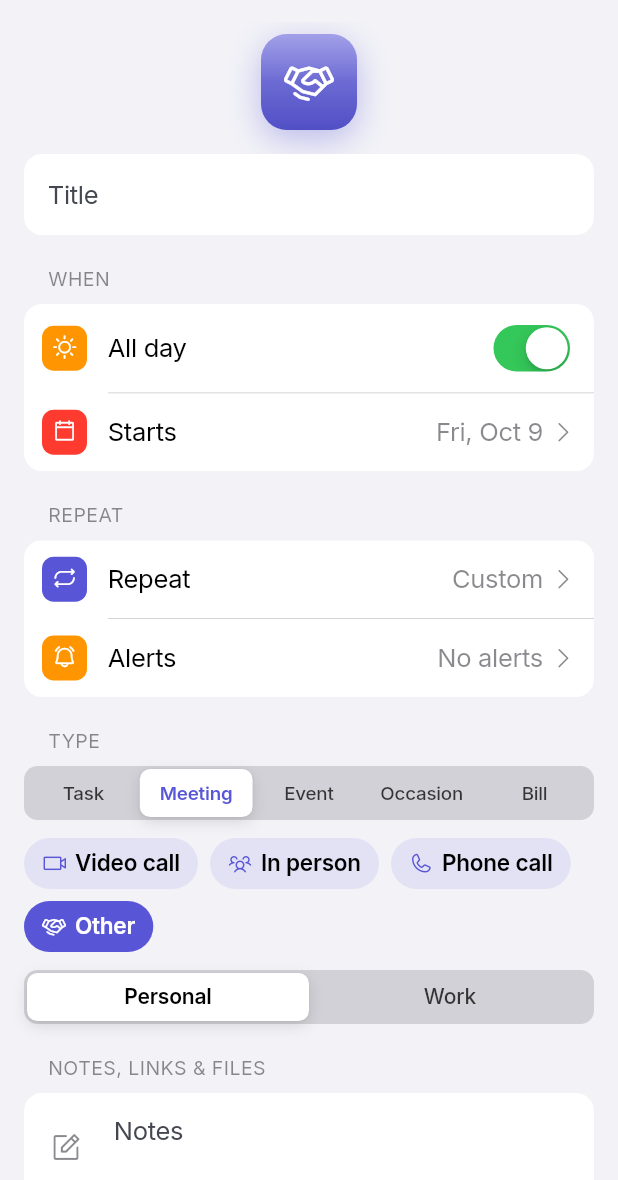
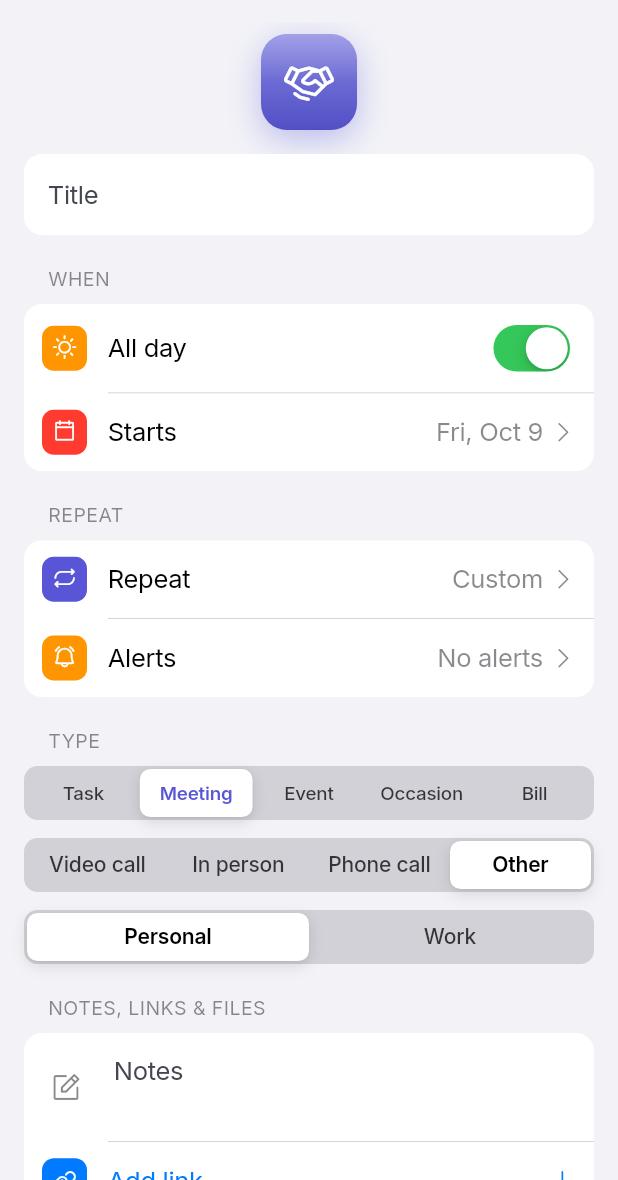
Before and after one commit to Aimstair/reminder-app, a Flutter app: the EditorPage screen opened directly with empty values, after a tap on "All day", after a tap on "Meeting", on a phone screen of 412 x 824 dp, the part 56-1236 px from its top. Run offline on Flutter 3.47's test engine with Material 3 defaults, Android fonts, the phone set to English and light mode, and no system bars; our stand-ins replace audioplayers, drift, drift_flutter, flutter_contacts, flutter_riverpod, flutter_timezone and 5 more; accounts and stored records are empty; generated files the repository leaves out were written again.

Commit message:
Subtypes use the same segmented control as bill kinds, scrolling sideways when names don't fit (SUB-1)
Co-Authored-By: Claude Opus 5.5 (1M context) <noreply@anthropic.com>

```diff
--- a/lib/features/editor/editor_page.dart
+++ b/lib/features/editor/editor_page.dart
@@ -310,9 +310,13 @@ class _EditorPageState extends ConsumerState<EditorPage> {
                   ? const SizedBox(width: double.infinity)
                   : Padding(
                       padding: const EdgeInsets.fromLTRB(Space.l, Space.m, Space.l, 0),
-                      child: SubKindChips(
+                      child: SegmentedPills<SubKind?>(
                         key: ValueKey(_kind),
-                        kind: _kind,
+                        scrollable: true,
+                        items: [
+                          for (final s in <SubKind?>[...SubKind.of(_kind), null])
+                            (value: s, label: f.subKind(s), dot: null),
+                        ],
                         selected: _sub?.kind == _kind ? _sub : null,
                         onChanged: (s) => setState(() => _sub = s),
                       ),
--- a/lib/ui/widgets.dart
+++ b/lib/ui/widgets.dart
@@ -1,6 +1,8 @@
 /// Shared components (screens.md §4): icon tiles, inset groups, rows, headers, banners, empty states,
 /// sheet frame, undo snackbar.
 library;
+
+import 'dart:math';
 
 import 'package:flutter/cupertino.dart';
 import 'package:flutter/material.dart';
@@ -333,21 +335,54 @@ enum BannerTone { info, warning }
 
 /// iOS-style segmented control (mockup 03): gray track, a white thumb that slides to the selected
 /// item, optional colored dot per item. Fixed 36dp height; labels truncate.
+///
+/// [scrollable] (subtypes, SUB-1): segments are never squeezed — each is as wide as the longest label, and
+/// when they don't all fit the bar scrolls sideways, keeping the selected one in view.
 class SegmentedPills<T> extends StatelessWidget {
-  const SegmentedPills({super.key, required this.items, required this.selected, required this.onChanged});
+  const SegmentedPills({
+    super.key,
+    required this.items,
+    required this.selected,
+    required this.onChanged,
+    this.scrollable = false,
+  });
   final List<({T value, String label, Color? dot})> items;
   final T selected;
   final ValueChanged<T> onChanged;
+  final bool scrollable;
 
   @override
   Widget build(BuildContext context) {
+    // Five or more segments (Task … Bill): smaller text and no dot — the selected label takes the dot's color
+    // instead — and a word that still doesn't fit shrinks rather than being cut ("Occasi…").
+    if (!scrollable) return _track(context, crowded: items.length > 4);
+    final index = items.indexWhere((i) => i.value == selected);
+    return LayoutBuilder(
+      builder: (context, box) {
+        final style = Theme.of(context).textTheme.titleSmall!.copyWith(fontSize: 14, fontWeight: FontWeight.w600);
+        var widest = 0.0;
+        for (final i in items) {
+          final tp = TextPainter(
+            text: TextSpan(text: i.label, style: style),
+            textDirection: Directionality.of(context),
+            textScaler: MediaQuery.textScalerOf(context),
+            maxLines: 1,
+          )..layout();
+          widest = max(widest, tp.width);
+        }
+        final cell = widest + 2 * Space.m + (items.any((i) => i.dot != null) ? 13 : 0);
+        final track = _track(context, crowded: false);
+        if (cell * items.length + 4 <= box.maxWidth) return track;
+        return _ScrollingTrack(width: cell * items.length + 4, cell: cell, selected: index, child: track);
+      },
+    );
+  }
+
+  Widget _track(BuildContext context, {required bool crowded}) {
     final c = AppColors.of(context);
     final text = Theme.of(context).textTheme;
     final dark = Theme.of(context).brightness == Brightness.dark;
     final index = items.indexWhere((i) => i.value == selected);
-    // Five or more segments (Task … Bill): smaller text and no dot — the selected label takes the dot's color
-    // instead — and a word that still doesn't fit shrinks rather than being cut ("Occasi…").
-    final crowded = items.length > 4;
     return Container(
       height: 36,
       padding: const EdgeInsets.all(2),
@@ -711,63 +746,60 @@ class SheetGrabber extends StatelessWidget {
   );
 }
 
-/// SUB-1 subtype picker under Type: icon chips that wrap (never truncate), the chosen one filled in the
-/// type color. The last chip is "Other" (no subtype). Shows nothing for types without subtypes.
-class SubKindChips extends StatelessWidget {
-  const SubKindChips({super.key, required this.kind, required this.selected, required this.onChanged});
-  final Kind kind;
-  final SubKind? selected;
-  final ValueChanged<SubKind?> onChanged;
+/// A [SegmentedPills] track wider than the screen: scrolls sideways and brings the selected segment into
+/// view when it opens and whenever the selection changes.
+class _ScrollingTrack extends StatefulWidget {
+  const _ScrollingTrack({required this.width, required this.cell, required this.selected, required this.child});
+  final double width;
+  final double cell;
+  final int selected;
+  final Widget child;
 
   @override
-  Widget build(BuildContext context) {
-    final options = SubKind.of(kind);
-    if (options.isEmpty) return const SizedBox(width: double.infinity);
-    final c = AppColors.of(context);
-    final f = Fmt.of(context);
-    final text = Theme.of(context).textTheme;
-    final color = c.kind(kind);
-    final fast = reduceMotion(context) ? Duration.zero : Motion.micro;
-    return SizedBox(
-      width: double.infinity,
-      child: Wrap(
-        spacing: Space.s,
-        runSpacing: Space.s,
-        children: [
-          for (final s in <SubKind?>[...options, null])
-            Semantics(
-              button: true,
-              selected: s == selected,
-              child: Pressable(
-                onTap: () => onChanged(s),
-                child: AnimatedContainer(
-                  duration: fast,
-                  curve: Curves.easeOut,
-                  height: 34,
-                  padding: const EdgeInsets.symmetric(horizontal: Space.m),
-                  decoration: BoxDecoration(
-                    color: s == selected ? color : color.withValues(alpha: 0.10),
-                    borderRadius: BorderRadius.circular(17),
-                  ),
-                  child: Row(
-                    mainAxisSize: MainAxisSize.min,
-                    children: [
-                      Icon(subKindIcon(s, kind), size: 16, color: s == selected ? Colors.white : color),
-                      const SizedBox(width: 6),
-                      Text(
-                        f.subKind(s),
-                        style: text.labelLarge?.copyWith(
-                          color: s == selected ? Colors.white : c.textPrimary,
-                          fontWeight: FontWeight.w600,
-                        ),
-                      ),
-                    ],
-                  ),
-                ),
-              ),
-            ),
-        ],
-      ),
+  State<_ScrollingTrack> createState() => _ScrollingTrackState();
+}
+
+class _ScrollingTrackState extends State<_ScrollingTrack> {
+  final _scroll = ScrollController();
+
+  @override
+  void initState() {
+    super.initState();
+    WidgetsBinding.instance.addPostFrameCallback((_) => _reveal(animate: false));
+  }
+
+  @override
+  void didUpdateWidget(_ScrollingTrack old) {
+    super.didUpdateWidget(old);
+    if (old.selected != widget.selected) WidgetsBinding.instance.addPostFrameCallback((_) => _reveal(animate: true));
+  }
+
+  @override
+  void dispose() {
+    _scroll.dispose();
+    super.dispose();
+  }
+
+  /// Centers the selected segment as far as the ends allow.
+  void _reveal({required bool animate}) {
+    if (!mounted || !_scroll.hasClients || widget.selected < 0) return;
+    final view = _scroll.position.viewportDimension;
+    final target = (2 + widget.cell * widget.selected + widget.cell / 2 - view / 2).clamp(
+      0.0,
+      _scroll.position.maxScrollExtent,
     );
+    if (animate && !reduceMotion(context)) {
+      _scroll.animateTo(target, duration: Motion.standard, curve: Motion.spring);
+    } else {
+      _scroll.jumpTo(target);
+    }
   }
+
+  @override
+  Widget build(BuildContext context) => SingleChildScrollView(
+    controller: _scroll,
+    scrollDirection: Axis.horizontal,
+    physics: const BouncingScrollPhysics(),
+    child: SizedBox(width: widget.width, child: widget.child),
+  );
 }
```
Also changed, not shown: lib/features/capture/capture_sheet.dart (+6 -2 lines), 2 other files.
